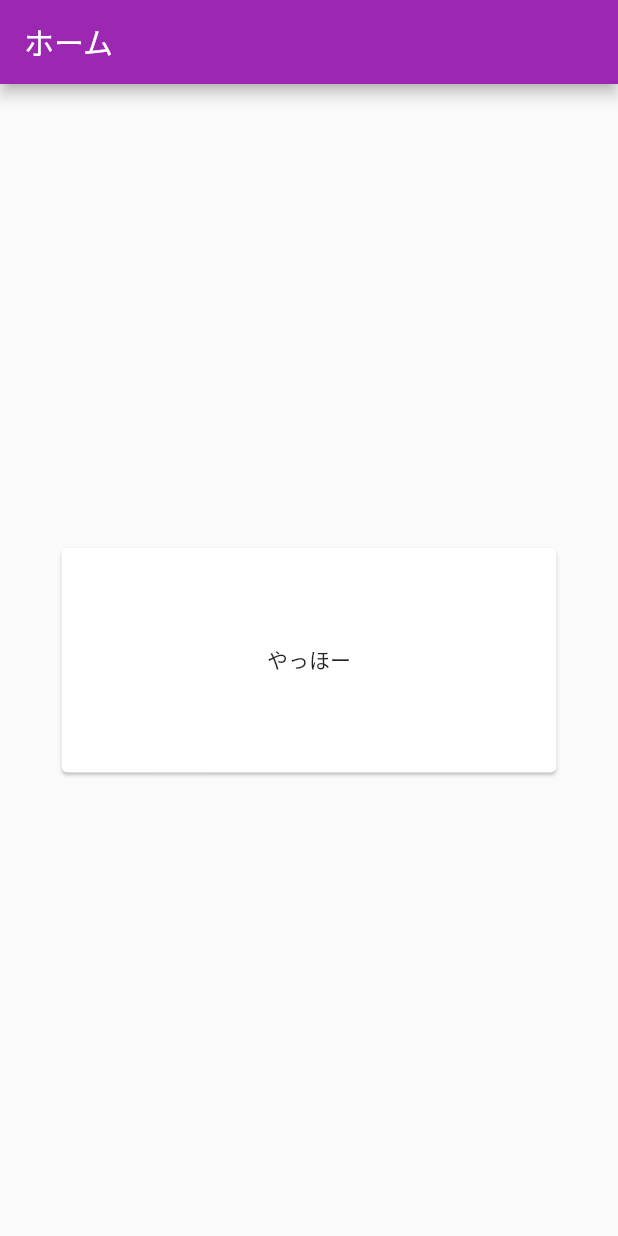
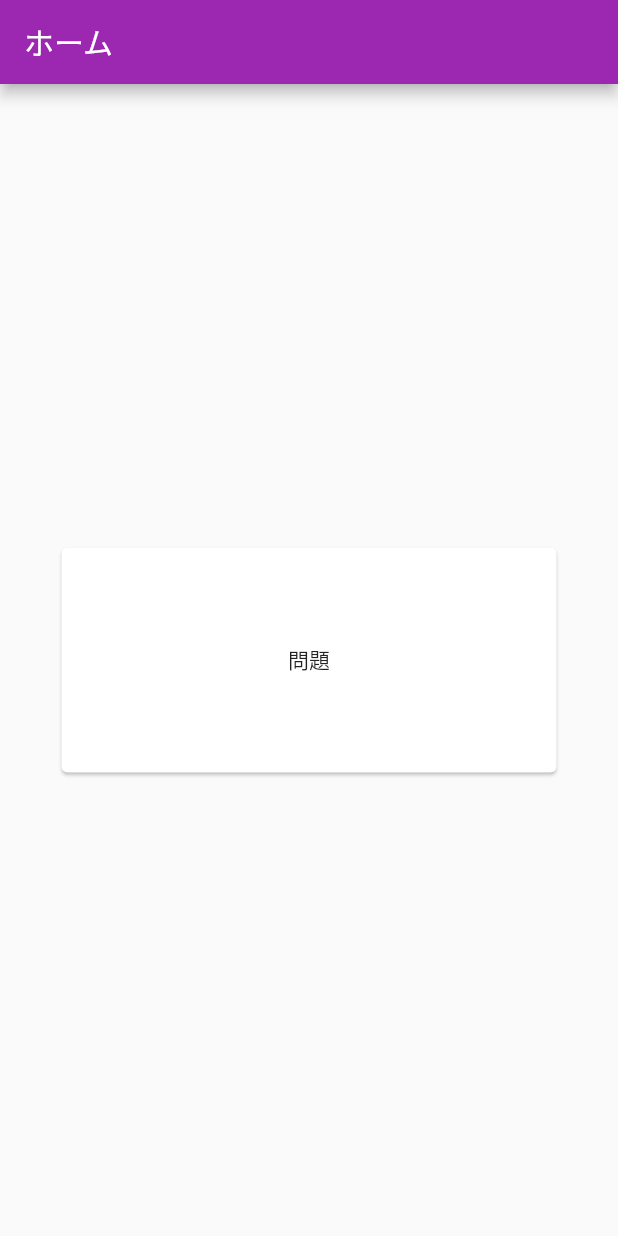
Before and after one commit to gw31415/wai_eng, a Flutter app: the screen it shows after launch, on a phone screen of 412 x 824 dp. Run offline on Flutter 3.47's test engine with Material 2 defaults, Android fonts, the phone set to English and light mode, and no system bars.

Commit message:
make flashcard openable

```diff
--- a/lib/main.dart
+++ b/lib/main.dart
@@ -33,8 +33,8 @@
       appBar: AppBar(
         title: Text(widget.title),
       ),
-      body: Center(
-        child: FlashCard(question:"やっほー" ,answer: "こんにちは"),
+      body: const Center(
+        child: FlashCard(question:"問題", answer: "答え"),
       ),
     );
   }
@@ -50,14 +50,42 @@
 }
 
 class _FlashCardState extends State<FlashCard> {
+  bool isSurface = true;
+  void toggleSurface() {
+    setState(() {
+	  isSurface = !isSurface;
+    });
+  }
+  void faceUp() {
+    setState(() {
+      isSurface = true;
+    });
+  }
+  void faceDown() {
+    setState(() {
+      isSurface = false;
+    });
+  }
   @override
   Widget build(BuildContext context) {
-    return Card(
-          child: SizedBox(
-            width: 330,
-            height: 150,
-            child: Center(child: Text(widget.question)),
-          ),
+    return GestureDetector(
+	  onPanEnd: (DragEndDetails? _) {
+	    faceUp();
+	  },
+	  onPanStart: (DragStartDetails? _) {
+	    faceDown();
+	  },
+      child:Card(
+      	child: SizedBox(
+      	  width: 330,
+      	  height: 150,
+      	  child: Center(child: Text(
+      		isSurface ?
+      		  widget.question :
+      		  widget.answer
+      	  )),
+      	),
+     )
 	);
   }
 }
```
